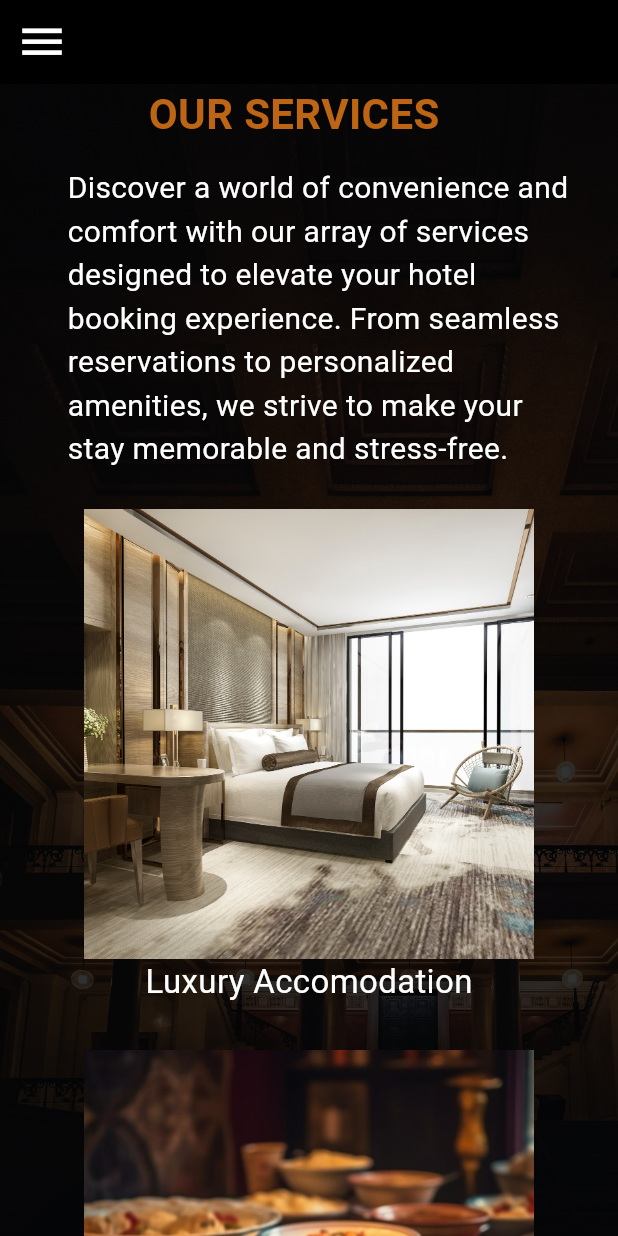
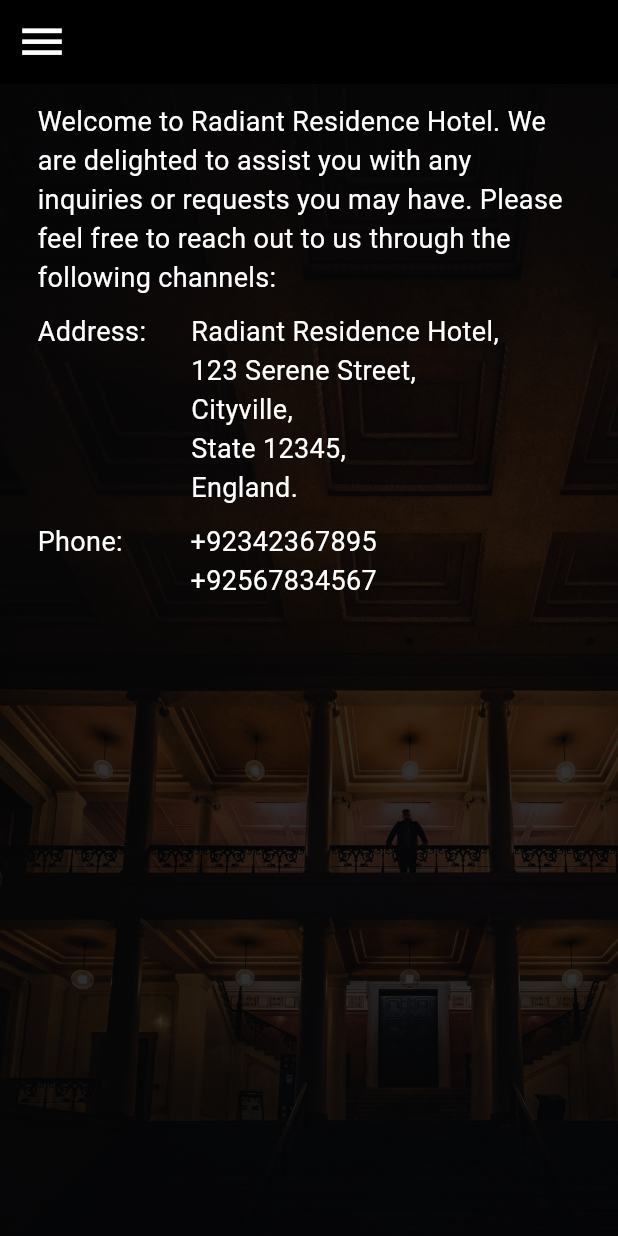
Before and after one commit to sudeepa99/Radiant-residents---app-, a Flutter app: the screen it shows after launch, on a phone screen of 412 x 824 dp. Run offline on Flutter 3.47's test engine with Material 3 defaults, Android fonts, the phone set to English and light mode, and no system bars; our stand-ins replace carousel_slider, lottie.

Commit message:
Added the contact-us page

```diff
--- /dev/null
+++ b/lib/contact_us.dart
@@ -0,0 +1,85 @@
+import 'package:flutter/material.dart';
+import 'package:radiant_residencies_app/navigation_bar.dart';
+
+class ContactPage extends StatelessWidget {
+  const ContactPage({super.key});
+
+  @override
+  Widget build(BuildContext context) {
+    return MaterialApp(
+      home: Scaffold(
+        appBar: AppBar(
+          iconTheme: const IconThemeData(color: Colors.white, size: 35.0),
+          backgroundColor: Colors.black,
+        ),
+        drawer: const NavBar(),
+        body: SingleChildScrollView(
+          child: Container(
+            padding: const EdgeInsets.fromLTRB(25, 0, 25, 0),
+            height: MediaQuery.of(context).size.height,
+            width: MediaQuery.of(context).size.width,
+            decoration: BoxDecoration(
+              image: DecorationImage(
+                image: const AssetImage(
+                    "assets/beautiful-hall-with-male-silhouette-standing-stairway.jpg"),
+                colorFilter: ColorFilter.mode(
+                    Colors.black.withOpacity(0.8), BlendMode.darken),
+                fit: BoxFit.cover,
+                alignment: Alignment.topLeft,
+              ),
+            ),
+            child: const Column(
+              children: [
+                Padding(
+                  padding: EdgeInsets.only(top: 12),
+                  child: Text(
+                    "Welcome to Radiant Residence Hotel. We are delighted to assist you with any inquiries or requests you may have. Please feel free to reach out to us through the following channels:",
+                    textAlign: TextAlign.left,
+                    style: TextStyle(fontSize: 18, color: Colors.white),
+                  ),
+                ),
+                Padding(
+                  padding: EdgeInsets.only(top: 10),
+                  child: Row(
+                    mainAxisAlignment: MainAxisAlignment.start,
+                    crossAxisAlignment: CrossAxisAlignment.start,
+                    children: [
+                      Text(
+                        "Address:",
+                        style: TextStyle(fontSize: 18, color: Colors.white),
+                      ),
+                      Padding(
+                        padding: EdgeInsets.only(left: 30, bottom: 10),
+                        child: Text(
+                          "Radiant Residence Hotel,\n123 Serene Street,\nCityville,\nState 12345,\nEngland.",
+                          style: TextStyle(fontSize: 18, color: Colors.white),
+                        ),
+                      ),
+                    ],
+                  ),
+                ),
+                Row(
+                  mainAxisAlignment: MainAxisAlignment.start,
+                  crossAxisAlignment: CrossAxisAlignment.start,
+                  children: [
+                    Text(
+                      "Phone:",
+                      style: TextStyle(fontSize: 18, color: Colors.white),
+                    ),
+                    Padding(
+                      padding: EdgeInsets.only(left: 45),
+                      child: Text(
+                        "+92342367895\n+92567834567",
+                        style: TextStyle(fontSize: 18, color: Colors.white),
+                      ),
+                    )
+                  ],
+                )
+              ],
+            ),
+          ),
+        ),
+      ),
+    );
+  }
+}
--- a/lib/main.dart
+++ b/lib/main.dart
@@ -1,4 +1,5 @@
 import 'package:flutter/material.dart';
+import 'package:radiant_residencies_app/contact_us.dart';
 import 'package:radiant_residencies_app/services.dart';
 import 'package:radiant_residencies_app/welcome_page.dart';
 
@@ -18,7 +19,7 @@ class MyApp extends StatelessWidget {
         colorScheme: ColorScheme.fromSeed(seedColor: Colors.deepPurple),
         useMaterial3: true,
       ),
-      home: const ServiceScreen(),
+      home: const ContactPage(),
     );
   }
 }
--- a/lib/services.dart
+++ b/lib/services.dart
@@ -32,11 +32,8 @@ class ServiceScreen extends StatelessWidget {
             ),
             child: SingleChildScrollView(
               child: Column(
-                crossAxisAlignment: CrossAxisAlignment.start,
+                crossAxisAlignment: CrossAxisAlignment.center,
                 mainAxisAlignment: MainAxisAlignment.start,
-                children: [
-                  SingleChildScrollView(
-                    child: Column(
                 children: [
                   Padding(
                     padding: EdgeInsets.fromLTRB(0, 0, 20, 15),
@@ -121,9 +118,16 @@ class ServiceScreen extends StatelessWidget {
                       fontSize: 22.0,
                     ),
                   ),
-                      ],
+                  SizedBox(
+                    height: 50,
                   ),
+                  Text(
+                    "Lanka",
+                    style: TextStyle(
+                      color: Colors.white,
+                      fontSize: 22.0,
                     ),
+                  )
                 ],
               ),
             ),
```
Lines whose indentation alone changed are shown as unchanged.
